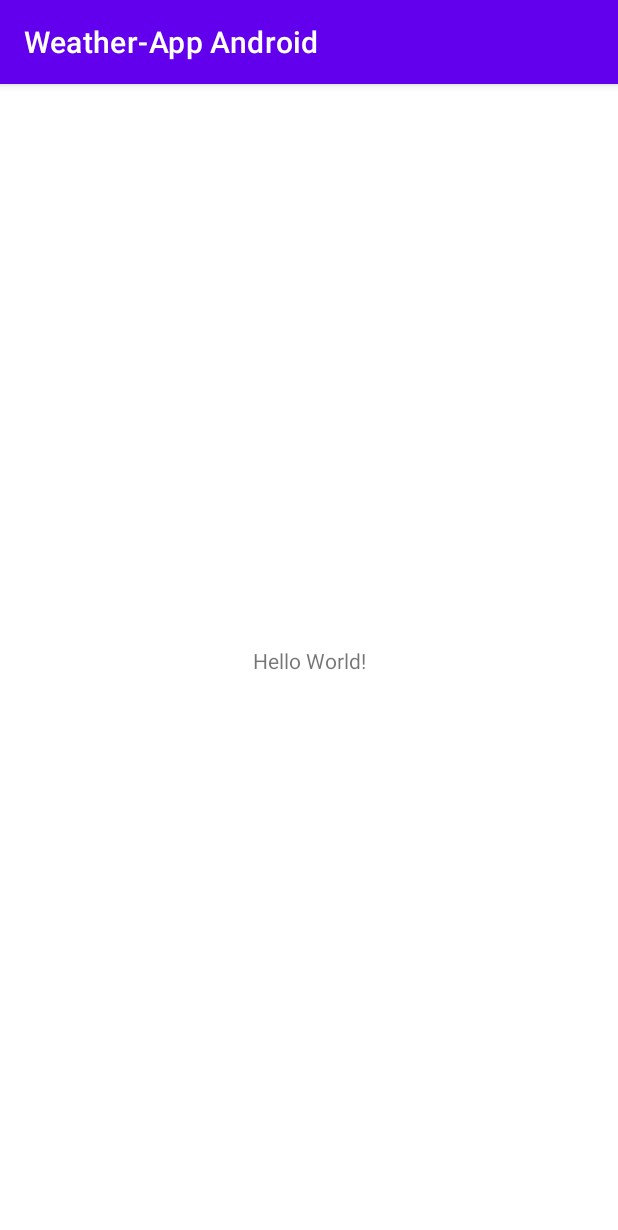
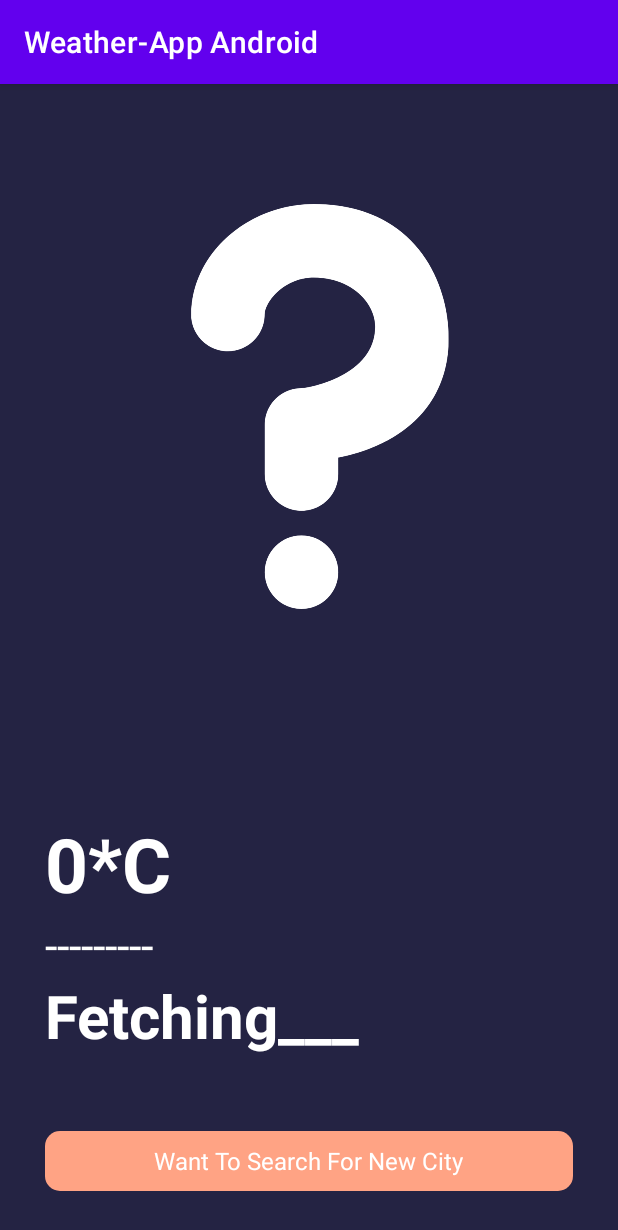
Before and after one commit to heistejiri/Weather-App-Android, an Android app: the screen it shows after launch (MainActivity), on a phone screen of 412 x 824 dp. Shown: the top 1230 px of the screen. Run offline under Robolectric (Android 15) with nearby library versions, the phone set to English and light mode, and no system bars.

Commit message:
Update activity_main.xml

```diff
--- a/app/src/main/res/layout/activity_main.xml
+++ b/app/src/main/res/layout/activity_main.xml
@@ -1,18 +1,88 @@
 <?xml version="1.0" encoding="utf-8"?>
-<androidx.constraintlayout.widget.ConstraintLayout xmlns:android="http://schemas.android.com/apk/res/android"
+<RelativeLayout xmlns:android="http://schemas.android.com/apk/res/android"
     xmlns:app="http://schemas.android.com/apk/res-auto"
     xmlns:tools="http://schemas.android.com/tools"
     android:layout_width="match_parent"
     android:layout_height="match_parent"
+    android:background="#242343"
     tools:context=".MainActivity">
 
-    <TextView
-        android:layout_width="wrap_content"
+
+    <ImageView
+        android:layout_width="match_parent"
+        android:layout_height="270dp"
+        android:id="@+id/weatherIcon"
+        android:src="@drawable/finding"
+        android:layout_marginTop="80dp">
+
+    </ImageView>
+
+
+    <LinearLayout
+        android:layout_width="match_parent"
         android:layout_height="wrap_content"
-        android:text="Hello World!"
-        app:layout_constraintBottom_toBottomOf="parent"
-        app:layout_constraintEnd_toEndOf="parent"
-        app:layout_constraintStart_toStartOf="parent"
-        app:layout_constraintTop_toTopOf="parent" />
+        android:layout_marginBottom="50dp"
+        android:orientation="vertical"
+        android:layout_above="@id/cityFinder">
 
-</androidx.constraintlayout.widget.ConstraintLayout>
+        <TextView
+            android:layout_width="wrap_content"
+            android:layout_height="wrap_content"
+            android:id="@+id/temperature"
+            android:paddingStart="30dp"
+            android:textSize="50sp"
+            android:textStyle="bold"
+            android:textColor="#ffffff"
+            android:text="0*C">
+
+        </TextView>
+
+
+
+        <TextView
+            android:layout_width="match_parent"
+            android:layout_height="wrap_content"
+            android:id="@+id/weatherCondition"
+            android:textSize="30sp"
+            android:textColor="#ffffff"
+            android:text="---------"
+            android:paddingStart="30sp">
+
+        </TextView>
+        <TextView
+            android:layout_width="match_parent"
+            android:layout_height="wrap_content"
+            android:id="@+id/cityName"
+            android:textStyle="bold"
+            android:textSize="40sp"
+            android:text="Fetching___"
+            android:paddingStart="30sp"
+            android:textColor="#ffffff">
+
+        </TextView>
+
+    </LinearLayout>
+
+
+    <RelativeLayout
+        android:layout_width="match_parent"
+        android:layout_height="40dp"
+        android:layout_centerInParent="true"
+        android:layout_marginLeft="30dp"
+        android:layout_marginRight="30dp"
+        android:layout_alignParentBottom="true"
+        android:id="@+id/cityFinder"
+        android:background="@drawable/buttondesign"
+        android:layout_marginBottom="30dp">
+
+        <TextView
+            android:layout_width="wrap_content"
+            android:layout_height="wrap_content"
+            android:text="Want To Search For New City"
+            android:textColor="#ffffff"
+            android:layout_centerInParent="true"
+            android:textSize="16sp" />
+
+    </RelativeLayout>
+
+</RelativeLayout>
```
